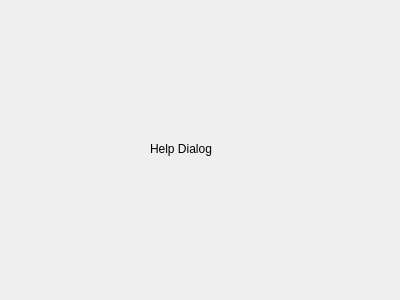
Old version of the form src/gui/forms/helpdialog.ui in the repository Vriur/xfglenses.
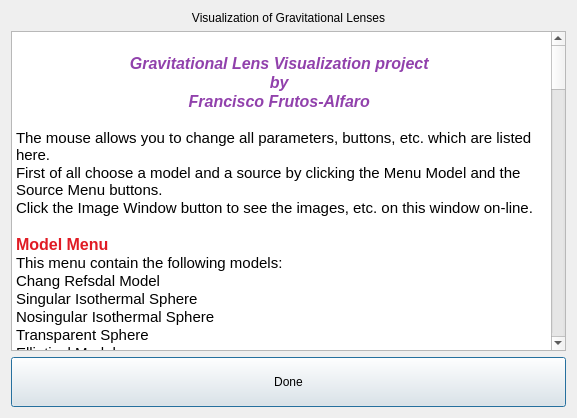
New version of the form.

Commit message: GUI of Caustic Dialog, Fitting Dialog, Help Dialog & Track Dialog

The edit to the form file:
```diff
--- a/src/gui/forms/helpdialog.ui
+++ b/src/gui/forms/helpdialog.ui
@@ -6,26 +6,214 @@
    <rect>
     <x>0</x>
     <y>0</y>
-    <width>400</width>
-    <height>300</height>
+    <width>575</width>
+    <height>418</height>
    </rect>
   </property>
   <property name="windowTitle">
    <string>Dialog</string>
   </property>
-  <widget class="QLabel" name="label">
-   <property name="geometry">
-    <rect>
-     <x>150</x>
-     <y>140</y>
-     <width>101</width>
-     <height>17</height>
-    </rect>
-   </property>
-   <property name="text">
-    <string>Help Dialog</string>
-   </property>
-  </widget>
+  <layout class="QGridLayout" name="gridLayout">
+   <item row="0" column="0">
+    <layout class="QVBoxLayout" name="verticalLayout">
+     <item>
+      <widget class="QLabel" name="Title">
+       <property name="text">
+        <string>&lt;html&gt;&lt;head/&gt;&lt;body&gt;&lt;p align=&quot;center&quot;&gt;Visualization of Gravitational Lenses&lt;/p&gt;&lt;/body&gt;&lt;/html&gt;</string>
+       </property>
+      </widget>
+     </item>
+     <item>
+      <widget class="QTextEdit" name="Help">
+       <property name="minimumSize">
+        <size>
+         <width>555</width>
+         <height>320</height>
+        </size>
+       </property>
+       <property name="readOnly">
+        <bool>true</bool>
+       </property>
+       <property name="html">
+        <string>&lt;!DOCTYPE HTML PUBLIC &quot;-//W3C//DTD HTML 4.0//EN&quot; &quot;http://www.w3.org/TR/REC-html40/strict.dtd&quot;&gt;
+&lt;html&gt;&lt;head&gt;&lt;meta name=&quot;qrichtext&quot; content=&quot;1&quot; /&gt;&lt;meta charset=&quot;utf-8&quot; /&gt;&lt;style type=&quot;text/css&quot;&gt;
+p, li { white-space: pre-wrap; }
+hr { height: 1px; border-width: 0; }
+li.unchecked::marker { content: &quot;\2610&quot;; }
+li.checked::marker { content: &quot;\2612&quot;; }
+&lt;/style&gt;&lt;/head&gt;&lt;body style=&quot; font-family:'Ubuntu'; font-size:11pt; font-weight:400; font-style:normal;&quot;&gt;
+&lt;p align=&quot;center&quot; style=&quot;-qt-paragraph-type:empty; margin-top:0px; margin-bottom:0px; margin-left:0px; margin-right:0px; -qt-block-indent:0; text-indent:0px;&quot;&gt;&lt;br /&gt;&lt;/p&gt;
+&lt;p align=&quot;center&quot; style=&quot; margin-top:0px; margin-bottom:0px; margin-left:0px; margin-right:0px; -qt-block-indent:0; text-indent:0px;&quot;&gt;&lt;span style=&quot; font-size:12pt; font-weight:700; font-style:italic; color:#9141ac;&quot;&gt;Gravitational Lens Visualization project &lt;/span&gt;&lt;/p&gt;
+&lt;p align=&quot;center&quot; style=&quot; margin-top:0px; margin-bottom:0px; margin-left:0px; margin-right:0px; -qt-block-indent:0; text-indent:0px;&quot;&gt;&lt;span style=&quot; font-size:12pt; font-weight:700; font-style:italic; color:#9141ac;&quot;&gt;by &lt;/span&gt;&lt;/p&gt;
+&lt;p align=&quot;center&quot; style=&quot; margin-top:0px; margin-bottom:0px; margin-left:0px; margin-right:0px; -qt-block-indent:0; text-indent:0px;&quot;&gt;&lt;span style=&quot; font-size:12pt; font-weight:700; font-style:italic; color:#9141ac;&quot;&gt;Francisco Frutos-Alfaro &lt;/span&gt;&lt;/p&gt;
+&lt;p align=&quot;center&quot; style=&quot;-qt-paragraph-type:empty; margin-top:0px; margin-bottom:0px; margin-left:0px; margin-right:0px; -qt-block-indent:0; text-indent:0px; color:#c061cb;&quot;&gt;&lt;br /&gt;&lt;/p&gt;
+&lt;p style=&quot; margin-top:0px; margin-bottom:0px; margin-left:0px; margin-right:0px; -qt-block-indent:0; text-indent:0px;&quot;&gt;The mouse allows you to change all parameters, buttons, etc. which are listed here.&lt;/p&gt;
+&lt;p style=&quot; margin-top:0px; margin-bottom:0px; margin-left:0px; margin-right:0px; -qt-block-indent:0; text-indent:0px;&quot;&gt;First of all choose a model and a source by clicking the Menu Model and the Source Menu buttons.&lt;/p&gt;
+&lt;p style=&quot; margin-top:0px; margin-bottom:0px; margin-left:0px; margin-right:0px; -qt-block-indent:0; text-indent:0px;&quot;&gt;Click the Image Window button to see the images, etc. on this window on-line.&lt;/p&gt;
+&lt;p style=&quot;-qt-paragraph-type:empty; margin-top:0px; margin-bottom:0px; margin-left:0px; margin-right:0px; -qt-block-indent:0; text-indent:0px;&quot;&gt;&lt;br /&gt;&lt;/p&gt;
+&lt;p style=&quot; margin-top:0px; margin-bottom:0px; margin-left:0px; margin-right:0px; -qt-block-indent:0; text-indent:0px;&quot;&gt;&lt;span style=&quot; font-size:12pt; font-weight:700; color:#e01b24;&quot;&gt;Model Menu&lt;/span&gt;&lt;/p&gt;
+&lt;p style=&quot; margin-top:0px; margin-bottom:0px; margin-left:0px; margin-right:0px; -qt-block-indent:0; text-indent:0px;&quot;&gt;This menu contain the following models:&lt;/p&gt;
+&lt;p style=&quot; margin-top:0px; margin-bottom:0px; margin-left:0px; margin-right:0px; -qt-block-indent:0; text-indent:0px;&quot;&gt;Chang Refsdal Model&lt;/p&gt;
+&lt;p style=&quot; margin-top:0px; margin-bottom:0px; margin-left:0px; margin-right:0px; -qt-block-indent:0; text-indent:0px;&quot;&gt;Singular Isothermal Sphere&lt;/p&gt;
+&lt;p style=&quot; margin-top:0px; margin-bottom:0px; margin-left:0px; margin-right:0px; -qt-block-indent:0; text-indent:0px;&quot;&gt;Nosingular Isothermal Sphere&lt;/p&gt;
+&lt;p style=&quot; margin-top:0px; margin-bottom:0px; margin-left:0px; margin-right:0px; -qt-block-indent:0; text-indent:0px;&quot;&gt;Transparent Sphere&lt;/p&gt;
+&lt;p style=&quot; margin-top:0px; margin-bottom:0px; margin-left:0px; margin-right:0px; -qt-block-indent:0; text-indent:0px;&quot;&gt;Elliptical Model&lt;/p&gt;
+&lt;p style=&quot; margin-top:0px; margin-bottom:0px; margin-left:0px; margin-right:0px; -qt-block-indent:0; text-indent:0px;&quot;&gt;King Model&lt;/p&gt;
+&lt;p style=&quot; margin-top:0px; margin-bottom:0px; margin-left:0px; margin-right:0px; -qt-block-indent:0; text-indent:0px;&quot;&gt;Truncated King Model&lt;/p&gt;
+&lt;p style=&quot; margin-top:0px; margin-bottom:0px; margin-left:0px; margin-right:0px; -qt-block-indent:0; text-indent:0px;&quot;&gt;Hubble Model&lt;/p&gt;
+&lt;p style=&quot; margin-top:0px; margin-bottom:0px; margin-left:0px; margin-right:0px; -qt-block-indent:0; text-indent:0px;&quot;&gt;De Vaucouleur Model&lt;/p&gt;
+&lt;p style=&quot; margin-top:0px; margin-bottom:0px; margin-left:0px; margin-right:0px; -qt-block-indent:0; text-indent:0px;&quot;&gt;Spiral Model&lt;/p&gt;
+&lt;p style=&quot; margin-top:0px; margin-bottom:0px; margin-left:0px; margin-right:0px; -qt-block-indent:0; text-indent:0px;&quot;&gt;Mutilpole Model&lt;/p&gt;
+&lt;p style=&quot; margin-top:0px; margin-bottom:0px; margin-left:0px; margin-right:0px; -qt-block-indent:0; text-indent:0px;&quot;&gt;Rotation Lens&lt;/p&gt;
+&lt;p style=&quot; margin-top:0px; margin-bottom:0px; margin-left:0px; margin-right:0px; -qt-block-indent:0; text-indent:0px;&quot;&gt;Double Point Mass&lt;/p&gt;
+&lt;p style=&quot; margin-top:0px; margin-bottom:0px; margin-left:0px; margin-right:0px; -qt-block-indent:0; text-indent:0px;&quot;&gt;Uniform Ring.&lt;/p&gt;
+&lt;p style=&quot;-qt-paragraph-type:empty; margin-top:0px; margin-bottom:0px; margin-left:0px; margin-right:0px; -qt-block-indent:0; text-indent:0px;&quot;&gt;&lt;br /&gt;&lt;/p&gt;
+&lt;p style=&quot; margin-top:0px; margin-bottom:0px; margin-left:0px; margin-right:0px; -qt-block-indent:0; text-indent:0px;&quot;&gt;&lt;span style=&quot; font-size:12pt; font-weight:700; color:#e01b24;&quot;&gt;Model Parameters&lt;/span&gt;&lt;/p&gt;
+&lt;p style=&quot; margin-top:0px; margin-bottom:0px; margin-left:0px; margin-right:0px; -qt-block-indent:0; text-indent:0px;&quot;&gt;By clicking this button all sliders disappear.&lt;/p&gt;
+&lt;p style=&quot; margin-top:0px; margin-bottom:0px; margin-left:0px; margin-right:0px; -qt-block-indent:0; text-indent:0px;&quot;&gt;For the models there are some lens parameter:&lt;/p&gt;
+&lt;p style=&quot; margin-top:0px; margin-bottom:0px; margin-left:0px; margin-right:0px; -qt-block-indent:0; text-indent:0px;&quot;&gt;E: Einstein radius or length scale&lt;/p&gt;
+&lt;p style=&quot; margin-top:0px; margin-bottom:0px; margin-left:0px; margin-right:0px; -qt-block-indent:0; text-indent:0px;&quot;&gt;Theta: Rotation angle of the coordinates&lt;/p&gt;
+&lt;p style=&quot; margin-top:0px; margin-bottom:0px; margin-left:0px; margin-right:0px; -qt-block-indent:0; text-indent:0px;&quot;&gt;Sigma: The surface mass density of macrolens at the location of the microlens or chosen model&lt;/p&gt;
+&lt;p style=&quot; margin-top:0px; margin-bottom:0px; margin-left:0px; margin-right:0px; -qt-block-indent:0; text-indent:0px;&quot;&gt;Gamma: The shear of the macrolens at the location of the microlens or chosen model&lt;/p&gt;
+&lt;p style=&quot; margin-top:0px; margin-bottom:0px; margin-left:0px; margin-right:0px; -qt-block-indent:0; text-indent:0px;&quot;&gt;Phi: The shear angle&lt;/p&gt;
+&lt;p style=&quot; margin-top:0px; margin-bottom:0px; margin-left:0px; margin-right:0px; -qt-block-indent:0; text-indent:0px;&quot;&gt;R: The source radius.&lt;/p&gt;
+&lt;p style=&quot;-qt-paragraph-type:empty; margin-top:0px; margin-bottom:0px; margin-left:0px; margin-right:0px; -qt-block-indent:0; text-indent:0px;&quot;&gt;&lt;br /&gt;&lt;/p&gt;
+&lt;p style=&quot; margin-top:0px; margin-bottom:0px; margin-left:0px; margin-right:0px; -qt-block-indent:0; text-indent:0px;&quot;&gt;&lt;span style=&quot; font-size:12pt; font-weight:700; color:#e01b24;&quot;&gt;Chang Refsdal Model&lt;/span&gt;&lt;/p&gt;
+&lt;p style=&quot; margin-top:0px; margin-bottom:0px; margin-left:0px; margin-right:0px; -qt-block-indent:0; text-indent:0px;&quot;&gt;This model uses the afore mentioned sliders.&lt;/p&gt;
+&lt;p style=&quot;-qt-paragraph-type:empty; margin-top:0px; margin-bottom:0px; margin-left:0px; margin-right:0px; -qt-block-indent:0; text-indent:0px;&quot;&gt;&lt;br /&gt;&lt;/p&gt;
+&lt;p style=&quot; margin-top:0px; margin-bottom:0px; margin-left:0px; margin-right:0px; -qt-block-indent:0; text-indent:0px;&quot;&gt;&lt;span style=&quot; font-size:12pt; font-weight:700; color:#e01b24;&quot;&gt;Elliptical Model&lt;/span&gt;&lt;/p&gt;
+&lt;p style=&quot; margin-top:0px; margin-bottom:0px; margin-left:0px; margin-right:0px; -qt-block-indent:0; text-indent:0px;&quot;&gt;This model uses the afore mentioned sliders and the following sliders:&lt;/p&gt;
+&lt;p style=&quot; margin-top:0px; margin-bottom:0px; margin-left:0px; margin-right:0px; -qt-block-indent:0; text-indent:0px;&quot;&gt;C: Core radius&lt;/p&gt;
+&lt;p style=&quot; margin-top:0px; margin-bottom:0px; margin-left:0px; margin-right:0px; -qt-block-indent:0; text-indent:0px;&quot;&gt;Epsilon: Ellipticity&lt;/p&gt;
+&lt;p style=&quot; margin-top:0px; margin-bottom:0px; margin-left:0px; margin-right:0px; -qt-block-indent:0; text-indent:0px;&quot;&gt;Alpha: Softness&lt;/p&gt;
+&lt;p style=&quot; margin-top:0px; margin-bottom:0px; margin-left:0px; margin-right:0px; -qt-block-indent:0; text-indent:0px;&quot;&gt;Kappa: Central surface mass density.&lt;/p&gt;
+&lt;p style=&quot;-qt-paragraph-type:empty; margin-top:0px; margin-bottom:0px; margin-left:0px; margin-right:0px; -qt-block-indent:0; text-indent:0px;&quot;&gt;&lt;br /&gt;&lt;/p&gt;
+&lt;p style=&quot; margin-top:0px; margin-bottom:0px; margin-left:0px; margin-right:0px; -qt-block-indent:0; text-indent:0px;&quot;&gt;&lt;span style=&quot; font-size:12pt; font-weight:700; color:#e01b24;&quot;&gt;King Model&lt;/span&gt;&lt;/p&gt;
+&lt;p style=&quot; margin-top:0px; margin-bottom:0px; margin-left:0px; margin-right:0px; -qt-block-indent:0; text-indent:0px;&quot;&gt;This model uses the afore mentioned sliders and the following slider:&lt;/p&gt;
+&lt;p style=&quot; margin-top:0px; margin-bottom:0px; margin-left:0px; margin-right:0px; -qt-block-indent:0; text-indent:0px;&quot;&gt;Kappa: Central surface mass density.&lt;/p&gt;
+&lt;p style=&quot;-qt-paragraph-type:empty; margin-top:0px; margin-bottom:0px; margin-left:0px; margin-right:0px; -qt-block-indent:0; text-indent:0px;&quot;&gt;&lt;br /&gt;&lt;/p&gt;
+&lt;p style=&quot; margin-top:0px; margin-bottom:0px; margin-left:0px; margin-right:0px; -qt-block-indent:0; text-indent:0px;&quot;&gt;&lt;span style=&quot; font-size:12pt; font-weight:700; color:#e01b24;&quot;&gt;Truncated King Model&lt;/span&gt;&lt;/p&gt;
+&lt;p style=&quot; margin-top:0px; margin-bottom:0px; margin-left:0px; margin-right:0px; -qt-block-indent:0; text-indent:0px;&quot;&gt;This model uses the afore mentioned sliders and the following sliders:&lt;/p&gt;
+&lt;p style=&quot; margin-top:0px; margin-bottom:0px; margin-left:0px; margin-right:0px; -qt-block-indent:0; text-indent:0px;&quot;&gt;C: Truncation or Tidal Radius&lt;/p&gt;
+&lt;p style=&quot; margin-top:0px; margin-bottom:0px; margin-left:0px; margin-right:0px; -qt-block-indent:0; text-indent:0px;&quot;&gt;Kappa: Central surface mass density.&lt;/p&gt;
+&lt;p style=&quot;-qt-paragraph-type:empty; margin-top:0px; margin-bottom:0px; margin-left:0px; margin-right:0px; -qt-block-indent:0; text-indent:0px;&quot;&gt;&lt;br /&gt;&lt;/p&gt;
+&lt;p style=&quot; margin-top:0px; margin-bottom:0px; margin-left:0px; margin-right:0px; -qt-block-indent:0; text-indent:0px;&quot;&gt;&lt;span style=&quot; font-size:12pt; font-weight:700; color:#e01b24;&quot;&gt;De Vaucouleur Model&lt;/span&gt;&lt;/p&gt;
+&lt;p style=&quot; margin-top:0px; margin-bottom:0px; margin-left:0px; margin-right:0px; -qt-block-indent:0; text-indent:0px;&quot;&gt;This model uses the afore mentioned sliders and the following slider:&lt;/p&gt;
+&lt;p style=&quot; margin-top:0px; margin-bottom:0px; margin-left:0px; margin-right:0px; -qt-block-indent:0; text-indent:0px;&quot;&gt;Kappa: Surface mass density at the Effective Radius.&lt;/p&gt;
+&lt;p style=&quot;-qt-paragraph-type:empty; margin-top:0px; margin-bottom:0px; margin-left:0px; margin-right:0px; -qt-block-indent:0; text-indent:0px;&quot;&gt;&lt;br /&gt;&lt;/p&gt;
+&lt;p style=&quot; margin-top:0px; margin-bottom:0px; margin-left:0px; margin-right:0px; -qt-block-indent:0; text-indent:0px;&quot;&gt;&lt;span style=&quot; font-size:12pt; font-weight:700; color:#e01b24;&quot;&gt;Hubble Model&lt;/span&gt;&lt;/p&gt;
+&lt;p style=&quot; margin-top:0px; margin-bottom:0px; margin-left:0px; margin-right:0px; -qt-block-indent:0; text-indent:0px;&quot;&gt;This model uses the afore mentioned sliders and the following sliders:&lt;/p&gt;
+&lt;p style=&quot; margin-top:0px; margin-bottom:0px; margin-left:0px; margin-right:0px; -qt-block-indent:0; text-indent:0px;&quot;&gt;Kappa: Central surface mass density.&lt;/p&gt;
+&lt;p style=&quot;-qt-paragraph-type:empty; margin-top:0px; margin-bottom:0px; margin-left:0px; margin-right:0px; -qt-block-indent:0; text-indent:0px;&quot;&gt;&lt;br /&gt;&lt;/p&gt;
+&lt;p style=&quot; margin-top:0px; margin-bottom:0px; margin-left:0px; margin-right:0px; -qt-block-indent:0; text-indent:0px;&quot;&gt;&lt;span style=&quot; font-size:12pt; font-weight:700; color:#e01b24;&quot;&gt;Spiral Model&lt;/span&gt;&lt;/p&gt;
+&lt;p style=&quot; margin-top:0px; margin-bottom:0px; margin-left:0px; margin-right:0px; -qt-block-indent:0; text-indent:0px;&quot;&gt;This model uses the afore mentioned sliders and the following slider:&lt;/p&gt;
+&lt;p style=&quot; margin-top:0px; margin-bottom:0px; margin-left:0px; margin-right:0px; -qt-block-indent:0; text-indent:0px;&quot;&gt;Kappa: Surface mass density.&lt;/p&gt;
+&lt;p style=&quot;-qt-paragraph-type:empty; margin-top:0px; margin-bottom:0px; margin-left:0px; margin-right:0px; -qt-block-indent:0; text-indent:0px;&quot;&gt;&lt;br /&gt;&lt;/p&gt;
+&lt;p style=&quot; margin-top:0px; margin-bottom:0px; margin-left:0px; margin-right:0px; -qt-block-indent:0; text-indent:0px;&quot;&gt;&lt;span style=&quot; font-size:12pt; font-weight:700; color:#e01b24;&quot;&gt;Double Plane Lens&lt;/span&gt;&lt;/p&gt;
+&lt;p style=&quot; margin-top:0px; margin-bottom:0px; margin-left:0px; margin-right:0px; -qt-block-indent:0; text-indent:0px;&quot;&gt;This model uses the afore mentioned sliders and the following sliders:&lt;/p&gt;
+&lt;p style=&quot; margin-top:0px; margin-bottom:0px; margin-left:0px; margin-right:0px; -qt-block-indent:0; text-indent:0px;&quot;&gt;M1: Mass of the first Lens on the first plane&lt;/p&gt;
+&lt;p style=&quot; margin-top:0px; margin-bottom:0px; margin-left:0px; margin-right:0px; -qt-block-indent:0; text-indent:0px;&quot;&gt;M2: Mass of the second Lens on the second plane&lt;/p&gt;
+&lt;p style=&quot; margin-top:0px; margin-bottom:0px; margin-left:0px; margin-right:0px; -qt-block-indent:0; text-indent:0px;&quot;&gt;Beta: Distance between both Lens planes&lt;/p&gt;
+&lt;p style=&quot; margin-top:0px; margin-bottom:0px; margin-left:0px; margin-right:0px; -qt-block-indent:0; text-indent:0px;&quot;&gt;(x1, y1): Position of the first Lens on the first plane&lt;/p&gt;
+&lt;p style=&quot; margin-top:0px; margin-bottom:0px; margin-left:0px; margin-right:0px; -qt-block-indent:0; text-indent:0px;&quot;&gt;(x2, y2): Position of the second Lens on the second plane.&lt;/p&gt;
+&lt;p style=&quot;-qt-paragraph-type:empty; margin-top:0px; margin-bottom:0px; margin-left:0px; margin-right:0px; -qt-block-indent:0; text-indent:0px;&quot;&gt;&lt;br /&gt;&lt;/p&gt;
+&lt;p style=&quot; margin-top:0px; margin-bottom:0px; margin-left:0px; margin-right:0px; -qt-block-indent:0; text-indent:0px;&quot;&gt;&lt;span style=&quot; font-size:12pt; font-weight:700; color:#e01b24;&quot;&gt;Singular Isothermal Sphere&lt;/span&gt;&lt;/p&gt;
+&lt;p style=&quot; margin-top:0px; margin-bottom:0px; margin-left:0px; margin-right:0px; -qt-block-indent:0; text-indent:0px;&quot;&gt;This model uses the afore mentioned sliders and one additional slider:&lt;/p&gt;
+&lt;p style=&quot; margin-top:0px; margin-bottom:0px; margin-left:0px; margin-right:0px; -qt-block-indent:0; text-indent:0px;&quot;&gt;Kappa: Mass exponent.&lt;/p&gt;
+&lt;p style=&quot;-qt-paragraph-type:empty; margin-top:0px; margin-bottom:0px; margin-left:0px; margin-right:0px; -qt-block-indent:0; text-indent:0px;&quot;&gt;&lt;br /&gt;&lt;/p&gt;
+&lt;p style=&quot; margin-top:0px; margin-bottom:0px; margin-left:0px; margin-right:0px; -qt-block-indent:0; text-indent:0px;&quot;&gt;&lt;span style=&quot; font-size:12pt; font-weight:700; color:#e01b24;&quot;&gt;Nonsingular Isothermal Sphere&lt;/span&gt;&lt;/p&gt;
+&lt;p style=&quot; margin-top:0px; margin-bottom:0px; margin-left:0px; margin-right:0px; -qt-block-indent:0; text-indent:0px;&quot;&gt;This model uses the afore mentioned sliders and one additional slider:&lt;/p&gt;
+&lt;p style=&quot; margin-top:0px; margin-bottom:0px; margin-left:0px; margin-right:0px; -qt-block-indent:0; text-indent:0px;&quot;&gt;C: Core radius&lt;/p&gt;
+&lt;p style=&quot; margin-top:0px; margin-bottom:0px; margin-left:0px; margin-right:0px; -qt-block-indent:0; text-indent:0px;&quot;&gt;Kappa: Central surface mass density.&lt;/p&gt;
+&lt;p style=&quot;-qt-paragraph-type:empty; margin-top:0px; margin-bottom:0px; margin-left:0px; margin-right:0px; -qt-block-indent:0; text-indent:0px;&quot;&gt;&lt;br /&gt;&lt;/p&gt;
+&lt;p style=&quot; margin-top:0px; margin-bottom:0px; margin-left:0px; margin-right:0px; -qt-block-indent:0; text-indent:0px;&quot;&gt;&lt;span style=&quot; font-size:12pt; font-weight:700; color:#e01b24;&quot;&gt;Transparent Sphere&lt;/span&gt;&lt;/p&gt;
+&lt;p style=&quot; margin-top:0px; margin-bottom:0px; margin-left:0px; margin-right:0px; -qt-block-indent:0; text-indent:0px;&quot;&gt;This model uses the afore mentioned sliders and one additional slider:&lt;/p&gt;
+&lt;p style=&quot; margin-top:0px; margin-bottom:0px; margin-left:0px; margin-right:0px; -qt-block-indent:0; text-indent:0px;&quot;&gt;C: Sphere radius.&lt;/p&gt;
+&lt;p style=&quot;-qt-paragraph-type:empty; margin-top:0px; margin-bottom:0px; margin-left:0px; margin-right:0px; -qt-block-indent:0; text-indent:0px;&quot;&gt;&lt;br /&gt;&lt;/p&gt;
+&lt;p style=&quot; margin-top:0px; margin-bottom:0px; margin-left:0px; margin-right:0px; -qt-block-indent:0; text-indent:0px;&quot;&gt;&lt;span style=&quot; font-size:12pt; font-weight:700; color:#e01b24;&quot;&gt;Multipole Lens&lt;/span&gt;&lt;/p&gt;
+&lt;p style=&quot; margin-top:0px; margin-bottom:0px; margin-left:0px; margin-right:0px; -qt-block-indent:0; text-indent:0px;&quot;&gt;This model uses the afore mentioned sliders and the following sliders:&lt;/p&gt;
+&lt;p style=&quot; margin-top:0px; margin-bottom:0px; margin-left:0px; margin-right:0px; -qt-block-indent:0; text-indent:0px;&quot;&gt;(dx, dy): Dipole components&lt;/p&gt;
+&lt;p style=&quot; margin-top:0px; margin-bottom:0px; margin-left:0px; margin-right:0px; -qt-block-indent:0; text-indent:0px;&quot;&gt;(q1, q2): Quadrupole components q11 and q12, with q11 + q22 = 0 and q12 = q21.&lt;/p&gt;
+&lt;p style=&quot;-qt-paragraph-type:empty; margin-top:0px; margin-bottom:0px; margin-left:0px; margin-right:0px; -qt-block-indent:0; text-indent:0px;&quot;&gt;&lt;br /&gt;&lt;/p&gt;
+&lt;p style=&quot; margin-top:0px; margin-bottom:0px; margin-left:0px; margin-right:0px; -qt-block-indent:0; text-indent:0px;&quot;&gt;&lt;span style=&quot; font-size:12pt; font-weight:700; color:#e01b24;&quot;&gt;Rotation Lens&lt;/span&gt;&lt;/p&gt;
+&lt;p style=&quot; margin-top:0px; margin-bottom:0px; margin-left:0px; margin-right:0px; -qt-block-indent:0; text-indent:0px;&quot;&gt;This model uses the afore mentioned sliders and the following sliders:&lt;/p&gt;
+&lt;p style=&quot; margin-top:0px; margin-bottom:0px; margin-left:0px; margin-right:0px; -qt-block-indent:0; text-indent:0px;&quot;&gt;(Sx, Sy): Rotation components of the point mass.&lt;/p&gt;
+&lt;p style=&quot;-qt-paragraph-type:empty; margin-top:0px; margin-bottom:0px; margin-left:0px; margin-right:0px; -qt-block-indent:0; text-indent:0px;&quot;&gt;&lt;br /&gt;&lt;/p&gt;
+&lt;p style=&quot; margin-top:0px; margin-bottom:0px; margin-left:0px; margin-right:0px; -qt-block-indent:0; text-indent:0px;&quot;&gt;&lt;span style=&quot; font-size:12pt; font-weight:700; color:#e01b24;&quot;&gt;Image Window&lt;/span&gt;&lt;/p&gt;
+&lt;p style=&quot; margin-top:0px; margin-bottom:0px; margin-left:0px; margin-right:0px; -qt-block-indent:0; text-indent:0px;&quot;&gt;The Image Window appears by clicking this button.&lt;/p&gt;
+&lt;p style=&quot; margin-top:0px; margin-bottom:0px; margin-left:0px; margin-right:0px; -qt-block-indent:0; text-indent:0px;&quot;&gt;The images of the chosen model will appear when you have chosen a model.&lt;/p&gt;
+&lt;p style=&quot;-qt-paragraph-type:empty; margin-top:0px; margin-bottom:0px; margin-left:0px; margin-right:0px; -qt-block-indent:0; text-indent:0px;&quot;&gt;&lt;br /&gt;&lt;/p&gt;
+&lt;p style=&quot; margin-top:0px; margin-bottom:0px; margin-left:0px; margin-right:0px; -qt-block-indent:0; text-indent:0px;&quot;&gt;&lt;span style=&quot; font-size:12pt; font-weight:700; color:#e01b24;&quot;&gt;Source Menu&lt;/span&gt;&lt;/p&gt;
+&lt;p style=&quot; margin-top:0px; margin-bottom:0px; margin-left:0px; margin-right:0px; -qt-block-indent:0; text-indent:0px;&quot;&gt;Choice between the following figures:&lt;/p&gt;
+&lt;p style=&quot; margin-top:0px; margin-bottom:0px; margin-left:0px; margin-right:0px; -qt-block-indent:0; text-indent:0px;&quot;&gt;Filled Circle&lt;/p&gt;
+&lt;p style=&quot; margin-top:0px; margin-bottom:0px; margin-left:0px; margin-right:0px; -qt-block-indent:0; text-indent:0px;&quot;&gt;Coloured Circles&lt;/p&gt;
+&lt;p style=&quot; margin-top:0px; margin-bottom:0px; margin-left:0px; margin-right:0px; -qt-block-indent:0; text-indent:0px;&quot;&gt;Image File.&lt;/p&gt;
+&lt;p style=&quot; margin-top:0px; margin-bottom:0px; margin-left:0px; margin-right:0px; -qt-block-indent:0; text-indent:0px;&quot;&gt;The default image figure is m45.jpg. To choose other figure click the File button. &lt;/p&gt;
+&lt;p style=&quot; margin-top:0px; margin-bottom:0px; margin-left:0px; margin-right:0px; -qt-block-indent:0; text-indent:0px;&quot;&gt;The program could crash if the figure m45.jpg is not in the current directory.&lt;/p&gt;
+&lt;p style=&quot;-qt-paragraph-type:empty; margin-top:0px; margin-bottom:0px; margin-left:0px; margin-right:0px; -qt-block-indent:0; text-indent:0px;&quot;&gt;&lt;br /&gt;&lt;/p&gt;
+&lt;p style=&quot; margin-top:0px; margin-bottom:0px; margin-left:0px; margin-right:0px; -qt-block-indent:0; text-indent:0px;&quot;&gt;&lt;span style=&quot; font-size:12pt; font-weight:700; color:#e01b24;&quot;&gt;Source Position&lt;/span&gt;&lt;/p&gt;
+&lt;p style=&quot; margin-top:0px; margin-bottom:0px; margin-left:0px; margin-right:0px; -qt-block-indent:0; text-indent:0px;&quot;&gt;To place the source use the cross hair mouse on the field of this positioner.&lt;/p&gt;
+&lt;p style=&quot; margin-top:0px; margin-bottom:0px; margin-left:0px; margin-right:0px; -qt-block-indent:0; text-indent:0px;&quot;&gt;To get a fine position click the counters X and Y.&lt;/p&gt;
+&lt;p style=&quot;-qt-paragraph-type:empty; margin-top:0px; margin-bottom:0px; margin-left:0px; margin-right:0px; -qt-block-indent:0; text-indent:0px;&quot;&gt;&lt;br /&gt;&lt;/p&gt;
+&lt;p style=&quot; margin-top:0px; margin-bottom:0px; margin-left:0px; margin-right:0px; -qt-block-indent:0; text-indent:0px;&quot;&gt;&lt;span style=&quot; font-size:12pt; font-weight:700; color:#e01b24;&quot;&gt;Counter Resolution: N&lt;/span&gt;&lt;/p&gt;
+&lt;p style=&quot; margin-top:0px; margin-bottom:0px; margin-left:0px; margin-right:0px; -qt-block-indent:0; text-indent:0px;&quot;&gt;To control the pixel resolution.&lt;/p&gt;
+&lt;p style=&quot;-qt-paragraph-type:empty; margin-top:0px; margin-bottom:0px; margin-left:0px; margin-right:0px; -qt-block-indent:0; text-indent:0px;&quot;&gt;&lt;br /&gt;&lt;/p&gt;
+&lt;p style=&quot; margin-top:0px; margin-bottom:0px; margin-left:0px; margin-right:0px; -qt-block-indent:0; text-indent:0px;&quot;&gt;&lt;span style=&quot; font-size:12pt; font-weight:700; color:#e01b24;&quot;&gt;Input Fields X and Y&lt;/span&gt;&lt;/p&gt;
+&lt;p style=&quot; margin-top:0px; margin-bottom:0px; margin-left:0px; margin-right:0px; -qt-block-indent:0; text-indent:0px;&quot;&gt;To place a circles that represent the observed images of a Gravitational Lens.&lt;/p&gt;
+&lt;p style=&quot; margin-top:0px; margin-bottom:0px; margin-left:0px; margin-right:0px; -qt-block-indent:0; text-indent:0px;&quot;&gt;If you want to add an image position click the Add button.&lt;/p&gt;
+&lt;p style=&quot; margin-top:0px; margin-bottom:0px; margin-left:0px; margin-right:0px; -qt-block-indent:0; text-indent:0px;&quot;&gt;To replace an image position mark the position on the browser and click the Replace button.&lt;/p&gt;
+&lt;p style=&quot; margin-top:0px; margin-bottom:0px; margin-left:0px; margin-right:0px; -qt-block-indent:0; text-indent:0px;&quot;&gt;If you want to remove an image position mark the position on the browser and click the Remove button.&lt;/p&gt;
+&lt;p style=&quot; margin-top:0px; margin-bottom:0px; margin-left:0px; margin-right:0px; -qt-block-indent:0; text-indent:0px;&quot;&gt;To clear all the image positions click the Clear button.&lt;/p&gt;
+&lt;p style=&quot; margin-top:0px; margin-bottom:0px; margin-left:0px; margin-right:0px; -qt-block-indent:0; text-indent:0px;&quot;&gt;All image positions will appear in the Images browser.&lt;/p&gt;
+&lt;p style=&quot; margin-top:0px; margin-bottom:0px; margin-left:0px; margin-right:0px; -qt-block-indent:0; text-indent:0px;&quot;&gt;To shown these image positions click the OBIP button.&lt;/p&gt;
+&lt;p style=&quot;-qt-paragraph-type:empty; margin-top:0px; margin-bottom:0px; margin-left:0px; margin-right:0px; -qt-block-indent:0; text-indent:0px;&quot;&gt;&lt;br /&gt;&lt;/p&gt;
+&lt;p style=&quot; margin-top:0px; margin-bottom:0px; margin-left:0px; margin-right:0px; -qt-block-indent:0; text-indent:0px;&quot;&gt;&lt;span style=&quot; font-size:12pt; font-weight:700; color:#e01b24;&quot;&gt;Source&lt;/span&gt;&lt;/p&gt;
+&lt;p style=&quot; margin-top:0px; margin-bottom:0px; margin-left:0px; margin-right:0px; -qt-block-indent:0; text-indent:0px;&quot;&gt;To obtain the source position click this button.&lt;/p&gt;
+&lt;p style=&quot;-qt-paragraph-type:empty; margin-top:0px; margin-bottom:0px; margin-left:0px; margin-right:0px; -qt-block-indent:0; text-indent:0px;&quot;&gt;&lt;br /&gt;&lt;/p&gt;
+&lt;p style=&quot; margin-top:0px; margin-bottom:0px; margin-left:0px; margin-right:0px; -qt-block-indent:0; text-indent:0px;&quot;&gt;&lt;span style=&quot; font-size:12pt; font-weight:700; color:#e01b24;&quot;&gt;Images&lt;/span&gt;&lt;/p&gt;
+&lt;p style=&quot; margin-top:0px; margin-bottom:0px; margin-left:0px; margin-right:0px; -qt-block-indent:0; text-indent:0px;&quot;&gt;Click this buttom to get the image positions.&lt;/p&gt;
+&lt;p style=&quot;-qt-paragraph-type:empty; margin-top:0px; margin-bottom:0px; margin-left:0px; margin-right:0px; -qt-block-indent:0; text-indent:0px;&quot;&gt;&lt;br /&gt;&lt;/p&gt;
+&lt;p style=&quot; margin-top:0px; margin-bottom:0px; margin-left:0px; margin-right:0px; -qt-block-indent:0; text-indent:0px;&quot;&gt;&lt;span style=&quot; font-size:12pt; font-weight:700; color:#e01b24;&quot;&gt;Smooth&lt;/span&gt;&lt;/p&gt;
+&lt;p style=&quot; margin-top:0px; margin-bottom:0px; margin-left:0px; margin-right:0px; -qt-block-indent:0; text-indent:0px;&quot;&gt;To smooth the images and the source.&lt;/p&gt;
+&lt;p style=&quot;-qt-paragraph-type:empty; margin-top:0px; margin-bottom:0px; margin-left:0px; margin-right:0px; -qt-block-indent:0; text-indent:0px;&quot;&gt;&lt;br /&gt;&lt;/p&gt;
+&lt;p style=&quot; margin-top:0px; margin-bottom:0px; margin-left:0px; margin-right:0px; -qt-block-indent:0; text-indent:0px;&quot;&gt;&lt;span style=&quot; font-size:12pt; font-weight:700; color:#e01b24;&quot;&gt;Grid&lt;/span&gt;&lt;/p&gt;
+&lt;p style=&quot; margin-top:0px; margin-bottom:0px; margin-left:0px; margin-right:0px; -qt-block-indent:0; text-indent:0px;&quot;&gt;To get a grid on the image window click this button.&lt;/p&gt;
+&lt;p style=&quot;-qt-paragraph-type:empty; margin-top:0px; margin-bottom:0px; margin-left:0px; margin-right:0px; -qt-block-indent:0; text-indent:0px;&quot;&gt;&lt;br /&gt;&lt;/p&gt;
+&lt;p style=&quot; margin-top:0px; margin-bottom:0px; margin-left:0px; margin-right:0px; -qt-block-indent:0; text-indent:0px;&quot;&gt;&lt;span style=&quot; font-size:12pt; font-weight:700; color:#e01b24;&quot;&gt;R Plot&lt;/span&gt;&lt;/p&gt;
+&lt;p style=&quot; margin-top:0px; margin-bottom:0px; margin-left:0px; margin-right:0px; -qt-block-indent:0; text-indent:0px;&quot;&gt;In order to get a Ray Plot of the chosen lens model.&lt;/p&gt;
+&lt;p style=&quot;-qt-paragraph-type:empty; margin-top:0px; margin-bottom:0px; margin-left:0px; margin-right:0px; -qt-block-indent:0; text-indent:0px;&quot;&gt;&lt;br /&gt;&lt;/p&gt;
+&lt;p style=&quot; margin-top:0px; margin-bottom:0px; margin-left:0px; margin-right:0px; -qt-block-indent:0; text-indent:0px;&quot;&gt;&lt;span style=&quot; font-size:12pt; font-weight:700; color:#e01b24;&quot;&gt;Save&lt;/span&gt;&lt;/p&gt;
+&lt;p style=&quot; margin-top:0px; margin-bottom:0px; margin-left:0px; margin-right:0px; -qt-block-indent:0; text-indent:0px;&quot;&gt;To save the image window with your results click this button.&lt;/p&gt;
+&lt;p style=&quot; margin-top:0px; margin-bottom:0px; margin-left:0px; margin-right:0px; -qt-block-indent:0; text-indent:0px;&quot;&gt;The public domain program `gimp' appears if it exists in your computer.&lt;/p&gt;
+&lt;p style=&quot;-qt-paragraph-type:empty; margin-top:0px; margin-bottom:0px; margin-left:0px; margin-right:0px; -qt-block-indent:0; text-indent:0px;&quot;&gt;&lt;br /&gt;&lt;/p&gt;
+&lt;p style=&quot; margin-top:0px; margin-bottom:0px; margin-left:0px; margin-right:0px; -qt-block-indent:0; text-indent:0px;&quot;&gt;&lt;span style=&quot; font-size:12pt; font-weight:700; color:#e01b24;&quot;&gt;Exit&lt;/span&gt;&lt;/p&gt;
+&lt;p style=&quot;-qt-paragraph-type:empty; margin-top:0px; margin-bottom:0px; margin-left:0px; margin-right:0px; -qt-block-indent:0; text-indent:0px;&quot;&gt;&lt;br /&gt;&lt;/p&gt;
+&lt;p style=&quot; margin-top:0px; margin-bottom:0px; margin-left:0px; margin-right:0px; -qt-block-indent:0; text-indent:0px;&quot;&gt;&lt;span style=&quot; font-size:12pt; font-weight:700; font-style:italic; color:#9141ac;&quot;&gt;Bye, bye!&lt;/span&gt;&lt;/p&gt;&lt;/body&gt;&lt;/html&gt;</string>
+       </property>
+      </widget>
+     </item>
+    </layout>
+   </item>
+   <item row="1" column="0">
+    <widget class="QPushButton" name="DoneBtn">
+     <property name="sizePolicy">
+      <sizepolicy hsizetype="Minimum" vsizetype="Minimum">
+       <horstretch>0</horstretch>
+       <verstretch>0</verstretch>
+      </sizepolicy>
+     </property>
+     <property name="minimumSize">
+      <size>
+       <width>550</width>
+       <height>50</height>
+      </size>
+     </property>
+     <property name="text">
+      <string>Done</string>
+     </property>
+    </widget>
+   </item>
+  </layout>
  </widget>
  <resources/>
  <connections/>
```
Left out of the diff: 2 changed lines with no effect on the pictures. The commit also changes 12 other files.
